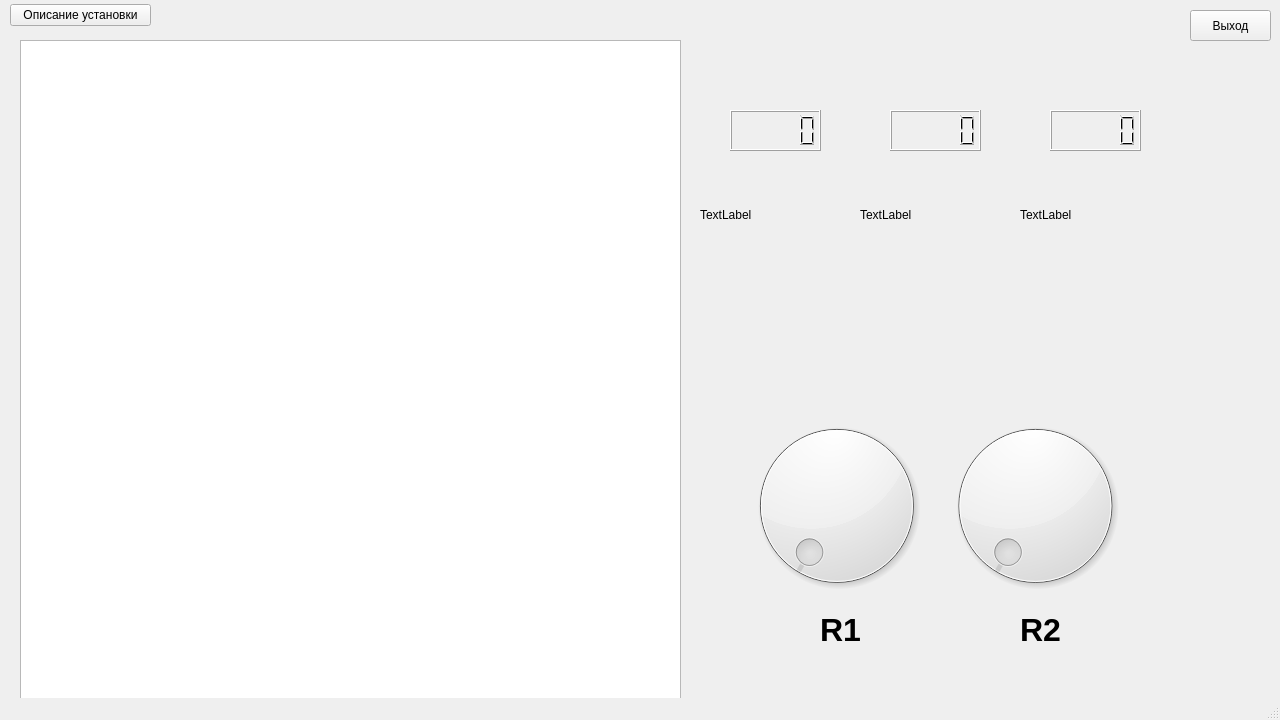
The window that Physic/mainwindow.ui (Ajems/PhysicsETU) describes before a commit, drawn with Qt 5.
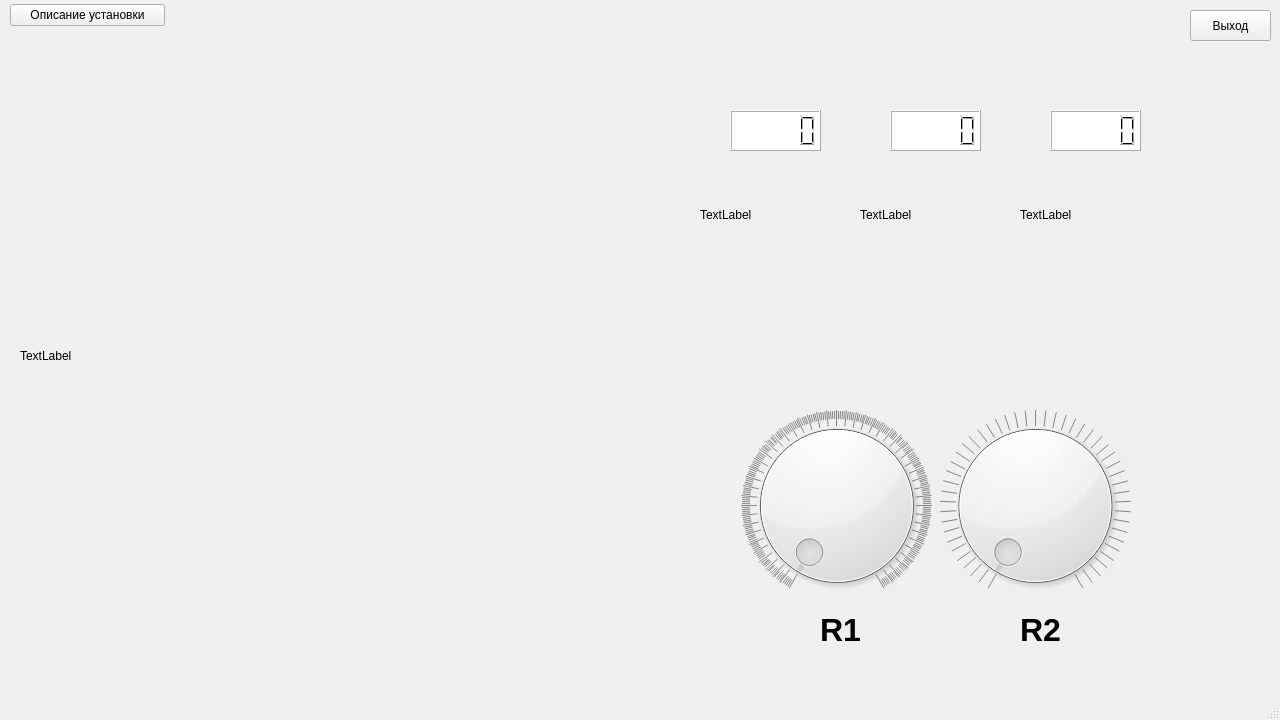
The same window after the commit.

Patch:
```diff
--- a/Physic/mainwindow.ui
+++ b/Physic/mainwindow.ui
@@ -14,32 +14,22 @@
    <string>MainWindow</string>
   </property>
   <widget class="QWidget" name="centralwidget">
-   <widget class="QGraphicsView" name="installationView">
-    <property name="geometry">
-     <rect>
-      <x>20</x>
-      <y>40</y>
-      <width>661</width>
-      <height>701</height>
-     </rect>
-    </property>
-   </widget>
-   <widget class="QLabel" name="label">
-    <property name="geometry">
-     <rect>
-      <x>860</x>
-      <y>40</y>
-      <width>150</width>
-      <height>350</height>
-     </rect>
-    </property>
-    <property name="text">
-     <string>TextLabel</string>
-    </property>
-   </widget>
    <widget class="QLabel" name="label_2">
     <property name="geometry">
      <rect>
+      <x>860</x>
+      <y>40</y>
+      <width>150</width>
+      <height>350</height>
+     </rect>
+    </property>
+    <property name="text">
+     <string>TextLabel</string>
+    </property>
+   </widget>
+   <widget class="QLabel" name="label">
+    <property name="geometry">
+     <rect>
       <x>700</x>
       <y>40</y>
       <width>150</width>
@@ -68,7 +58,7 @@
      <rect>
       <x>10</x>
       <y>0</y>
-      <width>141</width>
+      <width>155</width>
       <height>31</height>
      </rect>
     </property>
@@ -103,6 +93,9 @@
        <property name="pageStep">
         <number>10</number>
        </property>
+       <property name="notchesVisible">
+        <bool>true</bool>
+       </property>
       </widget>
      </item>
      <item>
@@ -119,6 +112,12 @@
        <property name="maximum">
         <number>105</number>
        </property>
+       <property name="pageStep">
+        <number>1</number>
+       </property>
+       <property name="notchesVisible">
+        <bool>true</bool>
+       </property>
       </widget>
      </item>
     </layout>
@@ -170,6 +169,12 @@
       <height>41</height>
      </rect>
     </property>
+    <property name="autoFillBackground">
+     <bool>false</bool>
+    </property>
+    <property name="styleSheet">
+     <string notr="true">background-color: white</string>
+    </property>
    </widget>
    <widget class="QLCDNumber" name="lcdNumber_2">
     <property name="geometry">
@@ -180,6 +185,12 @@
       <height>41</height>
      </rect>
     </property>
+    <property name="autoFillBackground">
+     <bool>false</bool>
+    </property>
+    <property name="styleSheet">
+     <string notr="true">background-color: white</string>
+    </property>
    </widget>
    <widget class="QLCDNumber" name="lcdNumber_3">
     <property name="geometry">
@@ -190,6 +201,12 @@
       <height>41</height>
      </rect>
     </property>
+    <property name="autoFillBackground">
+     <bool>false</bool>
+    </property>
+    <property name="styleSheet">
+     <string notr="true">background-color: white</string>
+    </property>
    </widget>
    <widget class="QPushButton" name="descriptionButton_2">
     <property name="geometry">
@@ -204,6 +221,19 @@
      <string>Выход</string>
     </property>
    </widget>
+   <widget class="QLabel" name="label_4">
+    <property name="geometry">
+     <rect>
+      <x>20</x>
+      <y>40</y>
+      <width>661</width>
+      <height>631</height>
+     </rect>
+    </property>
+    <property name="text">
+     <string>TextLabel</string>
+    </property>
+   </widget>
   </widget>
   <widget class="QMenuBar" name="menubar">
    <property name="geometry">
@@ -211,7 +241,7 @@
      <x>0</x>
      <y>0</y>
      <width>1280</width>
-     <height>20</height>
+     <height>25</height>
     </rect>
    </property>
   </widget>
```
